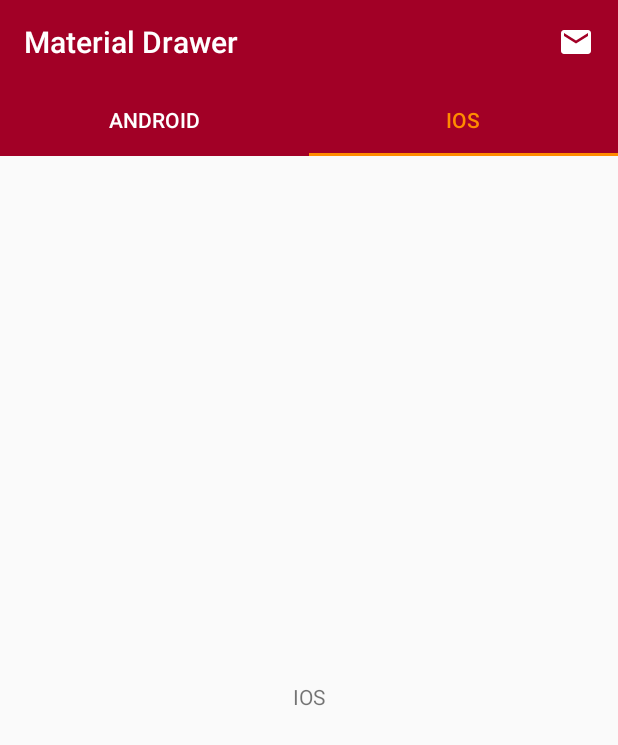
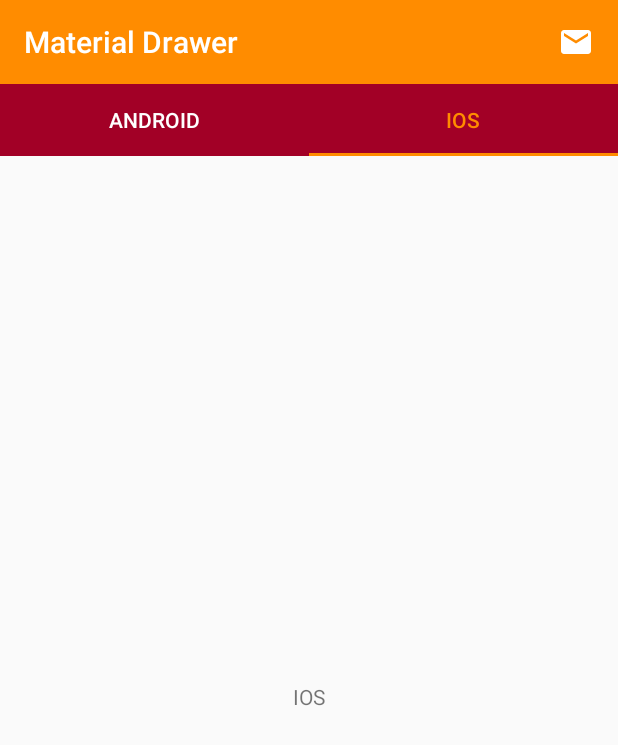
Before and after one commit to esmaeil-ahmadipour/Android_MaterialDesign, an Android app: the TwoActivity screen opened directly, with no data from a screen before it, tab 2 chosen, on a phone screen of 412 x 824 dp. Shown: the top 745 px of the screen. Run offline under Robolectric (Android 15) with nearby library versions, the phone set to English and light mode, and no system bars.

Commit message:
Commit> Update TabLayout > Change Theme

```diff
--- a/app/src/main/java/ir/ea2/android_materialdesign/TwoActivity.java
+++ b/app/src/main/java/ir/ea2/android_materialdesign/TwoActivity.java
@@ -1,12 +1,14 @@
 package ir.ea2.android_materialdesign;
 
 import android.graphics.Color;
+import android.os.Build;
 import android.os.Bundle;
 
 import com.google.android.material.tabs.TabLayout;
 
 import androidx.appcompat.app.AppCompatActivity;
 import androidx.appcompat.widget.Toolbar;
+import androidx.core.content.ContextCompat;
 import androidx.viewpager.widget.ViewPager;
 
 public class TwoActivity extends AppCompatActivity {
@@ -32,6 +34,33 @@ public class TwoActivity extends AppCompatActivity {
         viewPagerAdapter.addItems(new IosFragment(), getResources().getString(R.string.tab_title_ios));
         viewPager.setAdapter(viewPagerAdapter);
         tabLayout.setupWithViewPager(viewPager);
+        tabLayout.addOnTabSelectedListener(new TabLayout.OnTabSelectedListener() {
+            @Override
+            public void onTabSelected(TabLayout.Tab tab) {
+                if (tab.getPosition() == 0) {
+                    toolbar.setBackgroundColor(ContextCompat.getColor(TwoActivity.this, R.color.primaryColor));
+                    if (Build.VERSION.SDK_INT >= Build.VERSION_CODES.LOLLIPOP) {
+                        getWindow().setStatusBarColor(ContextCompat.getColor(TwoActivity.this, R.color.primaryDarkColor));
+                    }
+                } else if (tab.getPosition() == 1) {
+                    toolbar.setBackgroundColor(getResources().getColor(R.color.secondaryColor));
+                    if (Build.VERSION.SDK_INT >= Build.VERSION_CODES.LOLLIPOP) {
+                        getWindow().setStatusBarColor(ContextCompat.getColor(TwoActivity.this, R.color.secondaryDarkColor));
+                    }
+                }
+
+            }
+
+            @Override
+            public void onTabUnselected(TabLayout.Tab tab) {
+
+            }
+
+            @Override
+            public void onTabReselected(TabLayout.Tab tab) {
+
+            }
+        });
     }
 
     private void setupToolbar() {
```
